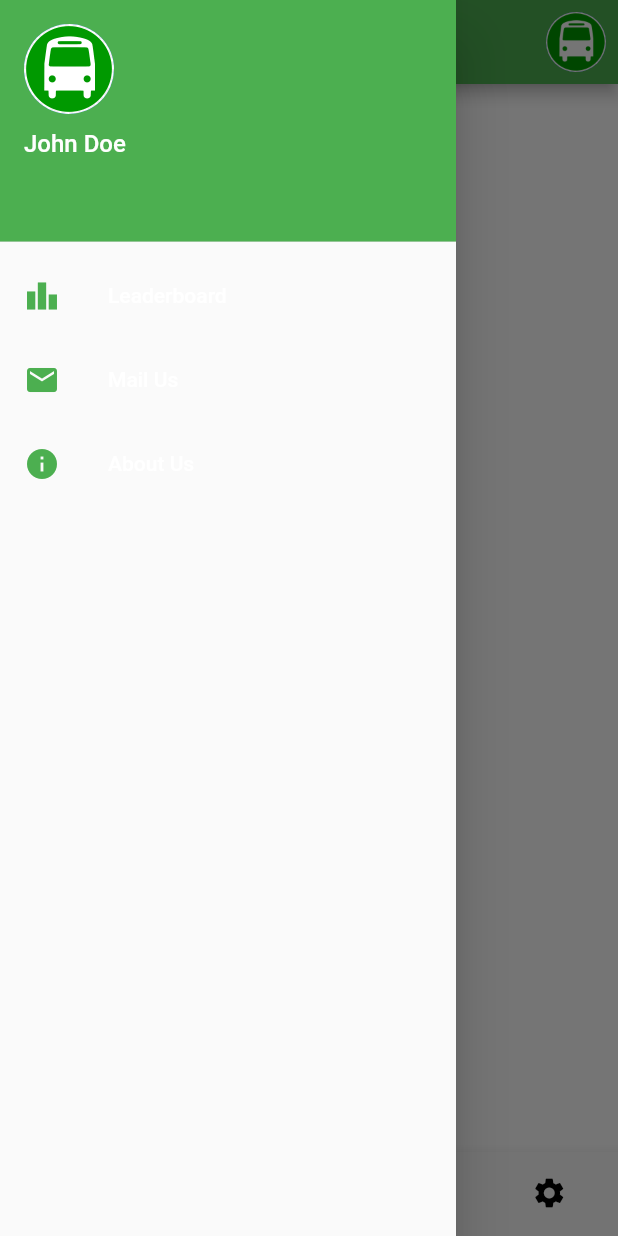
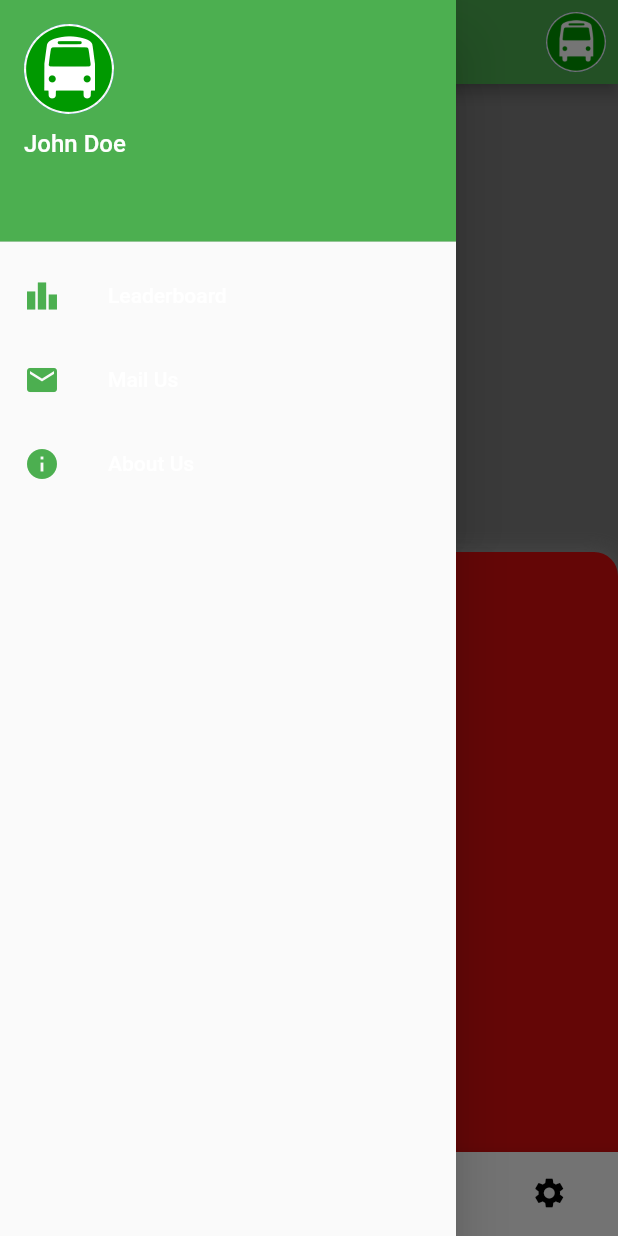
Before and after one commit to AkashSharma786/BusTracking, a Flutter app: the screen it shows after launch, item 4 of the bottom bar chosen, with the side drawer open, on a phone screen of 412 x 824 dp. Run offline on Flutter 3.47's test engine with Material 2 defaults, Android fonts, the phone set to English and light mode, and no system bars; our stand-ins replace google_fonts.

Commit message:
bottom Drawer made

```diff
--- a/lib/pages/home_page.dart
+++ b/lib/pages/home_page.dart
@@ -2,6 +2,7 @@ import 'package:flutter/cupertino.dart';
 import 'package:flutter/material.dart';
 import 'package:my_new_app/pages/home_widgets/app_bar.dart';
 import 'package:my_new_app/pages/home_widgets/bookmark_drawer.dart';
+import 'package:my_new_app/pages/home_widgets/payments_drawer.dart';
 import 'package:my_new_app/pages/home_widgets/settings_drawer.dart';
 
 import 'home_widgets/bottom_navigation_bar.dart';
@@ -55,26 +56,27 @@ class HomePageState extends State<HomePage> {
           switch (index) {
             case 0:
             print("Case $index called");
-              content = Text("kdfj");// Bookmark(isOpen : isDrawerOpen);
+
+           content = Text("Home screen");
 
            break;
 
             case 1:
-              content = Text("bookmark");//SettingsDrawer(isOpen: isDrawerOpen);
-
+             content = Bookmark(isOpen : isDrawerOpen);
 
              print("case $index called");
 
             break;
 
             case 2:
-            content = Text("Pay");
+            content = PayMentDrawer(isOpen: isDrawerOpen);
 
             break;
 
             case 3:
+            content = SettingsDrawer(isOpen: isDrawerOpen);
+            break;
 
-            content = Text("Settings");
 
             default:
             content =  Bookmark(isOpen: isDrawerOpen);
```
Also changed, not shown: lib/pages/home_widgets/payments_drawer.dart (+81 -0 lines).
